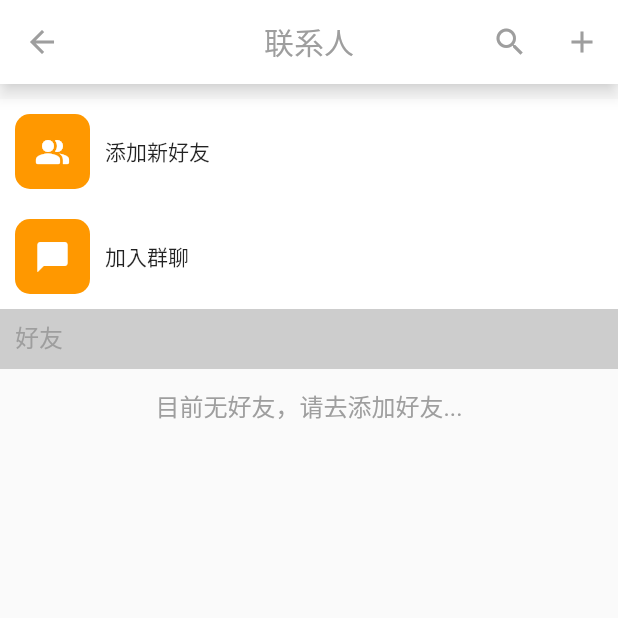
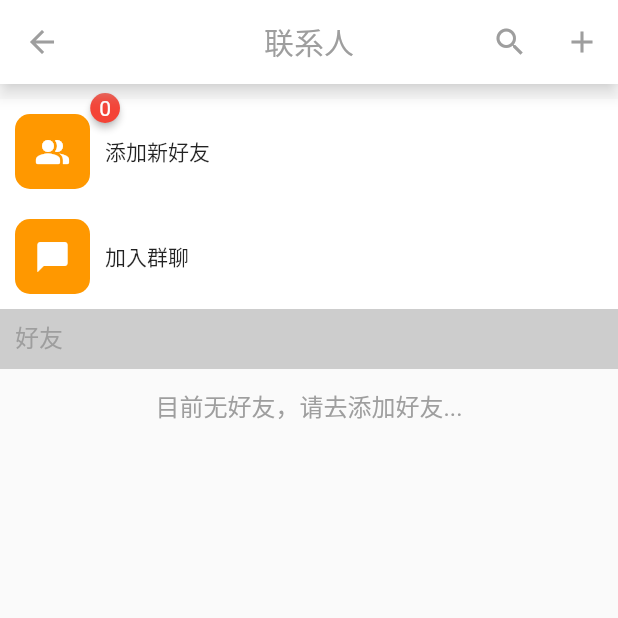
Before and after one commit to lsWorl/IMapp, a Flutter app: the ContactsListView screen opened directly, on a phone screen of 412 x 824 dp, the top half of it. Run offline on Flutter 3.47's test engine with Material 2 defaults, Android fonts, the phone set to English and light mode, and no system bars; drawn by our look-alikes of badges; our stand-ins replace chat_bubbles, dio, emoji_picker_flutter, fluttertoast, shared_preferences and 1 more; missing offline and left inert: dart:ffi, encrypt; accounts and stored records are empty.

Commit message:
添加好友修复

```diff
--- a/lib/http/request.dart
+++ b/lib/http/request.dart
@@ -21,7 +21,7 @@ class Request {
 
   Future post(String path, {Map<String, dynamic>? params}) {
     if (params != null) {
-      return _dio.post(path, queryParameters: params);
+      return _dio.post(path, data: params);
     }
     return _dio.post(path);
   }
--- a/lib/view/friends/friend_info_view.dart
+++ b/lib/view/friends/friend_info_view.dart
@@ -23,7 +23,10 @@ class _FriendInfoViewState extends State<FriendInfoView> {
     print(params);
     info = UserContacts.fromJson(params!['info']);
     // 判断当前用户是否是好友
-    buttonText = info.is_out == '1' ? buttonText : '添加好友';
+    print(params!['isFriend']);
+    print(info.is_out);
+    buttonText =
+        info.is_out == '1' && params!['isFriend'] ? buttonText : '添加好友';
   }
 
   @override
--- a/lib/view/indexChildren/contacts_view.dart
+++ b/lib/view/indexChildren/contacts_view.dart
@@ -1,3 +1,4 @@
+import 'package:badges/badges.dart';
 import 'package:flutter/material.dart';
 import 'package:imapp/convert/userContacts/user_contacts.dart';
 import 'package:imapp/viewmodel/contacts_viewmodel.dart';
@@ -8,6 +9,16 @@ class ContactsListView extends StatelessWidget {
 
   @override
   Widget build(BuildContext context) {
+    // 用来记录有多少个发过来的好友请求
+    int received = 0;
+    for (var element in Provider.of<ContactsViewModel>(context).friendsList) {
+      // 序列化好友
+      var userContacts = UserContacts.fromJson(element);
+      if (userContacts.is_out == '0') {
+        received += 1;
+      }
+    }
+
     return Scaffold(
       appBar: AppBar(
         title: const Text('联系人'),
@@ -27,7 +38,8 @@ class ContactsListView extends StatelessWidget {
             // 通用功能列表
             Column(
               children: [
-                commonList(Icons.people_alt_rounded, '添加新好友', context),
+                commonList(
+                    Icons.people_alt_rounded, '添加新好友', context, received),
                 commonList(Icons.chat_bubble, '加入群聊', context)
               ],
             ),
@@ -105,7 +117,28 @@ class ContactsListView extends StatelessWidget {
     );
   }
 
-  GestureDetector commonList(IconData icon, String text, BuildContext context) {
+  GestureDetector commonList(IconData icon, String text, BuildContext context,
+      [int? received]) {
+    if (received != null) {
+      print('输出好友申请数量${received}');
+    }
+    // 图标
+    Container Icons() {
+      return Container(
+        margin: const EdgeInsets.symmetric(horizontal: 10, vertical: 10),
+        decoration: const BoxDecoration(
+          borderRadius: BorderRadius.all(Radius.circular(10)),
+          color: Colors.orange,
+        ),
+        height: 50,
+        width: 50,
+        child: Icon(
+          icon,
+          color: Colors.white,
+        ),
+      );
+    }
+
     return GestureDetector(
       onTap: () {
         Navigator.of(context).pushNamed('addFriendView');
@@ -115,19 +148,16 @@ class ContactsListView extends StatelessWidget {
         color: Colors.white,
         child: Row(
           children: [
-            Container(
-              margin: const EdgeInsets.symmetric(horizontal: 10, vertical: 10),
-              decoration: const BoxDecoration(
-                borderRadius: BorderRadius.all(Radius.circular(10)),
-                color: Colors.orange,
-              ),
-              height: 50,
-              width: 50,
-              child: Icon(
-                icon,
-                color: Colors.white,
-              ),
-            ),
+            received != null
+                ? Badge(
+                    badgeContent: Text(
+                      received.toString(),
+                      style: const TextStyle(color: Colors.white),
+                    ),
+                    padding: const EdgeInsets.all(6.0),
+                    child: Icons(),
+                  )
+                : Icons(),
             Text(text),
           ],
         ),
```
Also changed, not shown: lib/model/contacts_model.dart (+14 -0 lines), lib/view/friends/add_friend_view.dart (+29 -3 lines), lib/view/friends/new_friend_add_info_view.dart (+34 -6 lines), lib/view/login_view.dart (+3 -5 lines).
